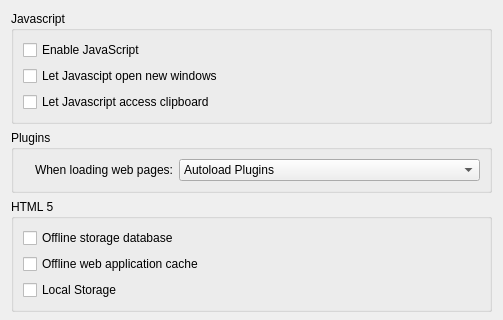
Above: src/settings/settings_webkit.ui from KDE/rekonq before the change; both pictures show x 0 to 503 and y 0 to 320 of the 503 by 520 pixel window. Below: the same form after it.
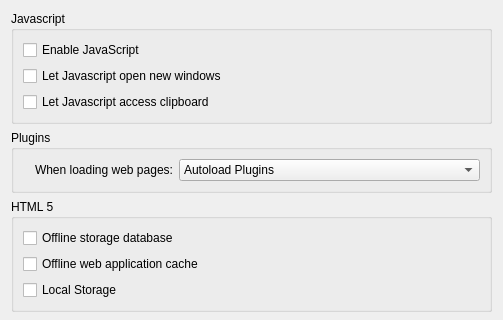
That is the form after the change. Custom widgets are drawn as their Qt base class.

Commit message:
Typo: javascipt --> javascript
(Thanks Manuel!)
BUG:287495

The edit to the form file:
```diff
--- a/src/settings/settings_webkit.ui
+++ b/src/settings/settings_webkit.ui
@@ -33,7 +33,7 @@
       <item>
        <widget class="QCheckBox" name="kcfg_javascriptCanOpenWindows">
         <property name="text">
-         <string>Let Javascipt open new windows</string>
+         <string>Let Javascript open new windows</string>
         </property>
        </widget>
       </item>
```
